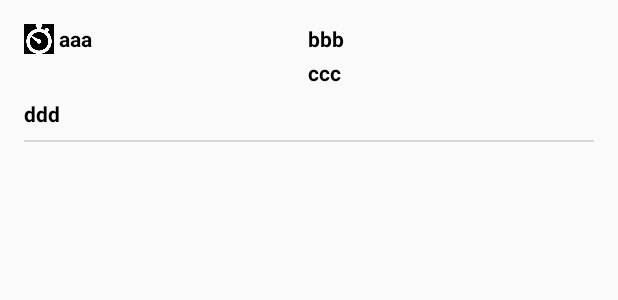
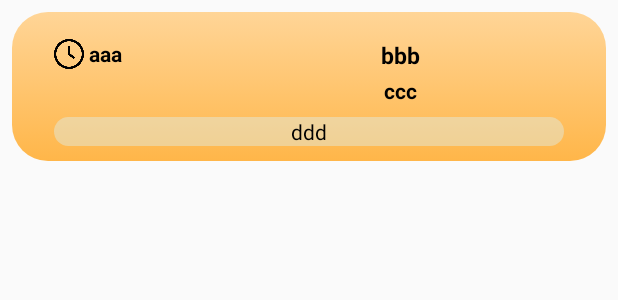
Before and after one commit to BitokBitjob/bitok-app, an Android app: the layout list_item.xml on its own in the app's theme, with its tools: preview values and no code run, on a phone screen of 412 x 824 dp. Shown: the top 300 px of the screen. Run offline under Robolectric (Android 15) with nearby library versions, the phone set to English and light mode, and no system bars.

Commit message:
fix design of recycleview

```diff
--- /dev/null
+++ b/app/src/main/res/drawable/corner_text.xml
@@ -0,0 +1,10 @@
+<?xml version="1.0" encoding="utf-8"?>
+<shape xmlns:android="http://schemas.android.com/apk/res/android" android:shape="rectangle">
+
+    <solid android:color="#6BDBF0F3"/>
+    <corners android:bottomLeftRadius="30dp" android:bottomRightRadius="30dp"
+        android:topLeftRadius="30dp"  android:topRightRadius="30dp"/>
+
+
+
+</shape>
--- a/app/src/main/res/drawable/ic_time.xml
+++ /dev/null
@@ -1,6 +0,0 @@
-<vector android:height="20dp" android:tint="?attr/colorControlNormal"
-    android:viewportHeight="24" android:viewportWidth="24"
-    android:width="20dp" xmlns:android="http://schemas.android.com/apk/res/android">
-    <path android:fillColor="@android:color/white" android:pathData="M11.99,2C6.47,2 2,6.48 2,12s4.47,10 9.99,10C17.52,22 22,17.52 22,12S17.52,2 11.99,2zM12,20c-4.42,0 -8,-3.58 -8,-8s3.58,-8 8,-8 8,3.58 8,8 -3.58,8 -8,8z"/>
-    <path android:fillColor="@android:color/white" android:pathData="M12.5,7H11v6l5.25,3.15 0.75,-1.23 -4.5,-2.67z"/>
-</vector>
--- /dev/null
+++ b/app/src/main/res/drawable/round_shape.xml
@@ -0,0 +1,42 @@
+<?xml version="1.0" encoding="utf-8"?>
+<selector xmlns:android="http://schemas.android.com/apk/res/android">
+
+    <item android:state_pressed="false">
+
+        <shape android:shape="rectangle">
+
+            <gradient
+                android:startColor="#FFD597"
+                android:endColor="#FFB649"
+                android:angle="270" />
+
+            <corners android:radius="24dp"/>
+
+            <padding
+                android:top="10dp"
+                android:bottom="10dp"
+                android:left="20dp"
+                android:right="20dp"/>
+        </shape>
+
+    </item>
+
+    <item
+        android:state_pressed="true">
+
+        <shape android:shape="rectangle">
+
+            <solid android:color="#E35173"/>
+
+            <corners android:radius="24dp"/>
+
+            <padding
+                android:top="10dp"
+                android:bottom="10dp"
+                android:left="20dp"
+                android:right="20dp"/>
+        </shape>
+
+    </item>
+
+</selector>
--- a/app/src/main/res/layout/fragment_event_list.xml
+++ b/app/src/main/res/layout/fragment_event_list.xml
@@ -4,6 +4,7 @@
     xmlns:tools="http://schemas.android.com/tools"
     android:layout_width="match_parent"
     android:layout_height="match_parent"
+    android:background="#FFE0D6"
     tools:context=".ui.main.EventListFragment">
 
     <androidx.recyclerview.widget.RecyclerView
--- a/app/src/main/res/layout/list_item.xml
+++ b/app/src/main/res/layout/list_item.xml
@@ -3,51 +3,55 @@
     xmlns:app="http://schemas.android.com/apk/res-auto"
     android:layout_width="match_parent"
     android:layout_height="wrap_content"
-    android:layout_margin="8dp">
+    android:layout_margin="8dp"
+    android:background="@drawable/round_shape">
 
     <ImageView
         android:id="@+id/clockimageView"
-        android:src="@drawable/time"
         android:layout_width="20dp"
         android:layout_height="20dp"
         android:layout_margin="8dp"
+        android:src="@drawable/time"
         app:layout_constraintStart_toStartOf="parent"
         app:layout_constraintTop_toTopOf="parent" />
 
     <TextView
         android:id="@+id/listtextview1"
-        android:layout_width="150dp"
-        android:text="aaa"
+        android:layout_width="100dp"
         android:layout_height="wrap_content"
         android:layout_marginStart="3dp"
         android:layout_marginTop="8dp"
+        android:text="aaa"
         android:textColor="@color/black"
         android:textStyle="bold"
         app:layout_constraintStart_toEndOf="@+id/clockimageView"
         app:layout_constraintTop_toTopOf="parent" />
 
     <TextView
-        android:text="bbb"
         android:id="@+id/listtextview2"
         android:layout_width="0dp"
         android:layout_height="wrap_content"
+        android:layout_marginStart="16dp"
+        android:layout_marginTop="8dp"
+        android:layout_marginEnd="25dp"
+        android:gravity="center"
+        android:text="bbb"
         android:textColor="@color/black"
+        android:textSize="15sp"
         android:textStyle="bold"
-        android:layout_marginStart="16dp"
-        android:layout_marginEnd="25dp"
-        android:layout_marginTop="8dp"
         app:layout_constraintEnd_toEndOf="parent"
         app:layout_constraintStart_toEndOf="@+id/listtextview1"
         app:layout_constraintTop_toTopOf="parent" />
 
     <TextView
         android:id="@+id/listtextview3"
-        android:text="ccc"
         android:layout_width="0dp"
         android:layout_height="wrap_content"
+        android:layout_marginStart="16dp"
         android:layout_marginTop="3dp"
-        android:layout_marginStart="16dp"
         android:layout_marginEnd="25dp"
+        android:gravity="center"
+        android:text="ccc"
         android:textColor="@color/black"
         android:textStyle="bold"
         app:layout_constraintEnd_toEndOf="parent"
@@ -55,27 +59,18 @@
         app:layout_constraintTop_toBottomOf="@+id/listtextview2" />
 
     <TextView
-        android:text="ddd"
         android:id="@+id/listtextview4"
         android:layout_width="0dp"
         android:layout_height="wrap_content"
         android:layout_marginHorizontal="8dp"
         android:layout_marginTop="8dp"
+        android:background="@drawable/corner_text"
+        android:gravity="center"
+        android:text="ddd"
         android:textColor="@color/black"
-        android:textStyle="bold"
         app:layout_constraintEnd_toEndOf="parent"
         app:layout_constraintStart_toStartOf="parent"
         app:layout_constraintTop_toBottomOf="@+id/listtextview3" />
 
 
-    <View
-        android:id="@+id/listview"
-        android:layout_width="match_parent"
-        android:layout_height="1dp"
-        android:layout_margin="8dp"
-        android:background="@color/underline"
-        app:layout_constraintStart_toStartOf="parent"
-        app:layout_constraintTop_toBottomOf="@+id/listtextview4" />
-
-
 </androidx.constraintlayout.widget.ConstraintLayout>
```
Also changed, not shown: app/src/main/res/drawable/time.png.
